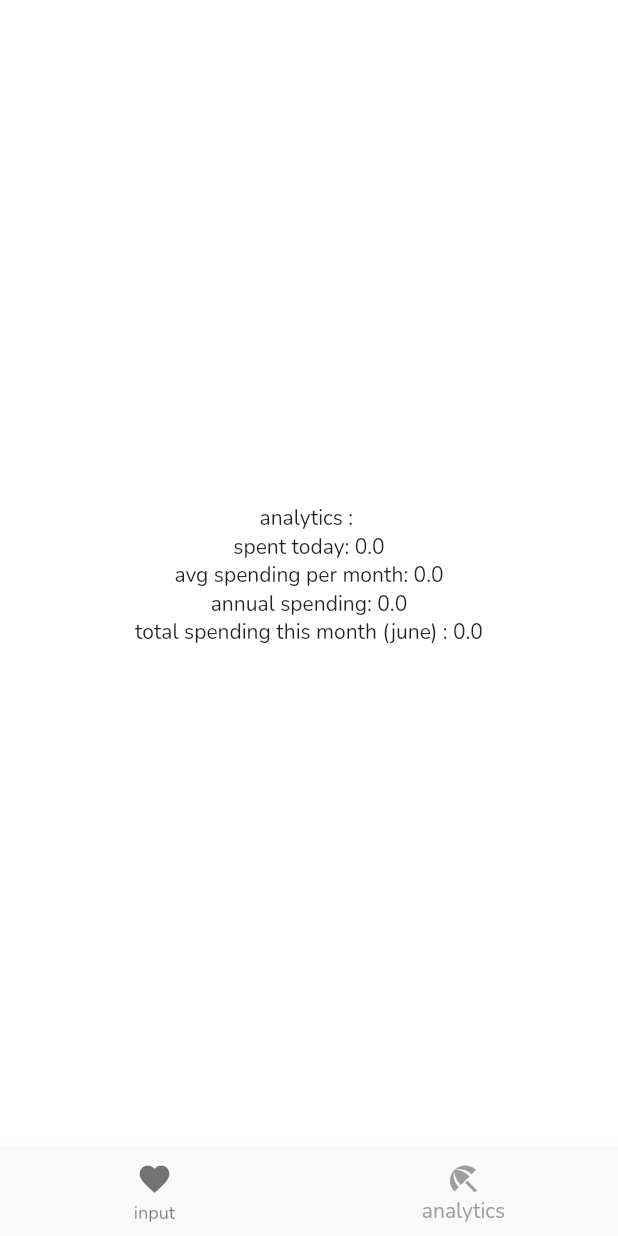
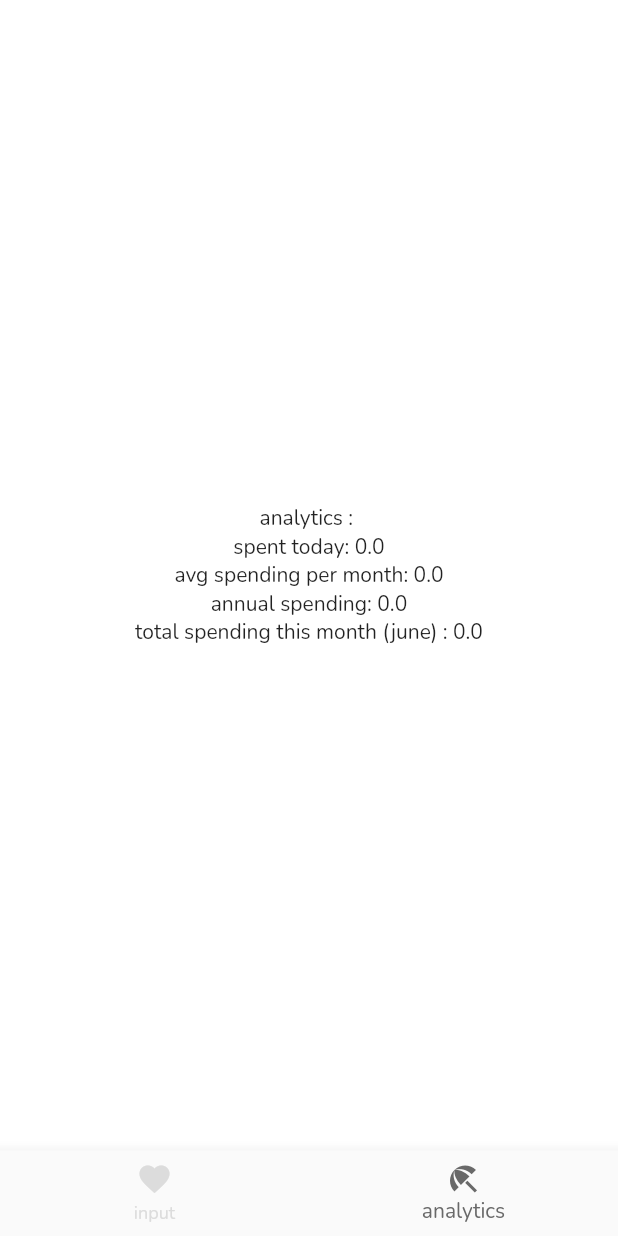
Before and after one commit to phantomcorn/Broked, a Flutter app: the screen it shows after launch, item 2 of the bottom bar chosen, on a phone screen of 412 x 824 dp. Run offline on Flutter 3.47's test engine with Material 2 defaults, Android fonts, the phone set to English and light mode, and no system bars; our stand-ins replace flutter_datetime_picker, google_fonts, sqflite; missing offline and left inert: animated_button; accounts and stored records are empty.

Commit message:
changed color of selected/unselected tab item

```diff
--- a/lib/main.dart
+++ b/lib/main.dart
@@ -68,7 +68,8 @@ class _MyHomePageState extends State<MyHomePage> {
         ],
         currentIndex: _selectedDisplay,
         onTap: onTabTapped,
-        selectedItemColor: Colors.grey,
+        selectedItemColor: Color.fromRGBO(105, 105, 105, 1),
+        unselectedItemColor: Color.fromRGBO(220, 220, 220, 1)
       ),
     );
   }
```
